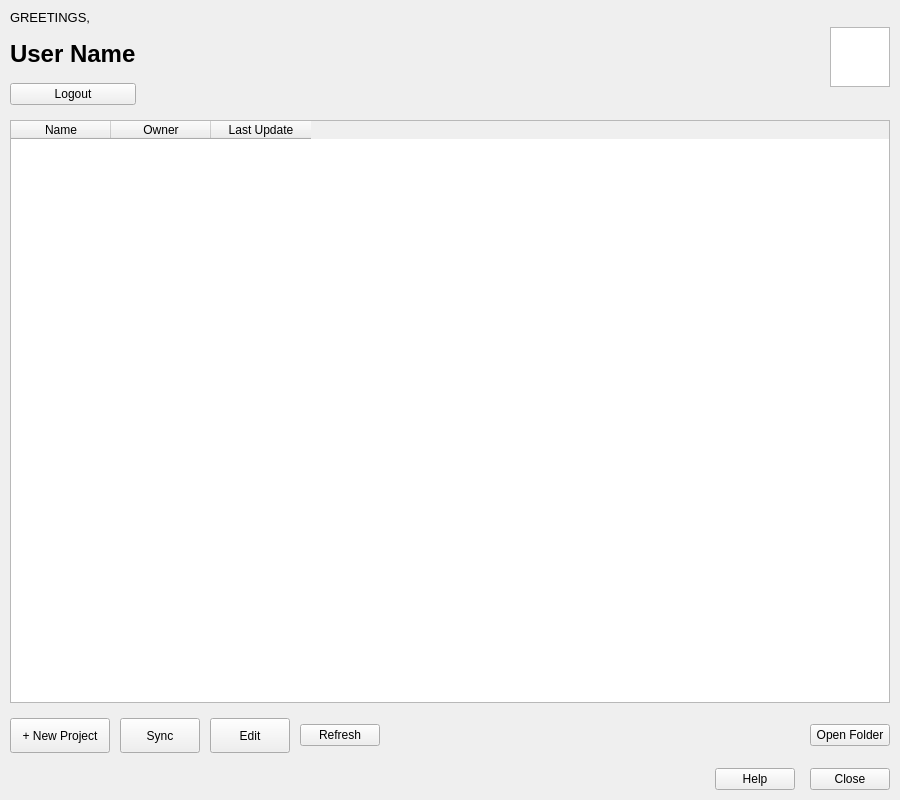
This is ui/projects_list_window.ui in joshdels/pyqgis-plugin-topmap as Qt 5 draws it before an edit. The edited form follows.
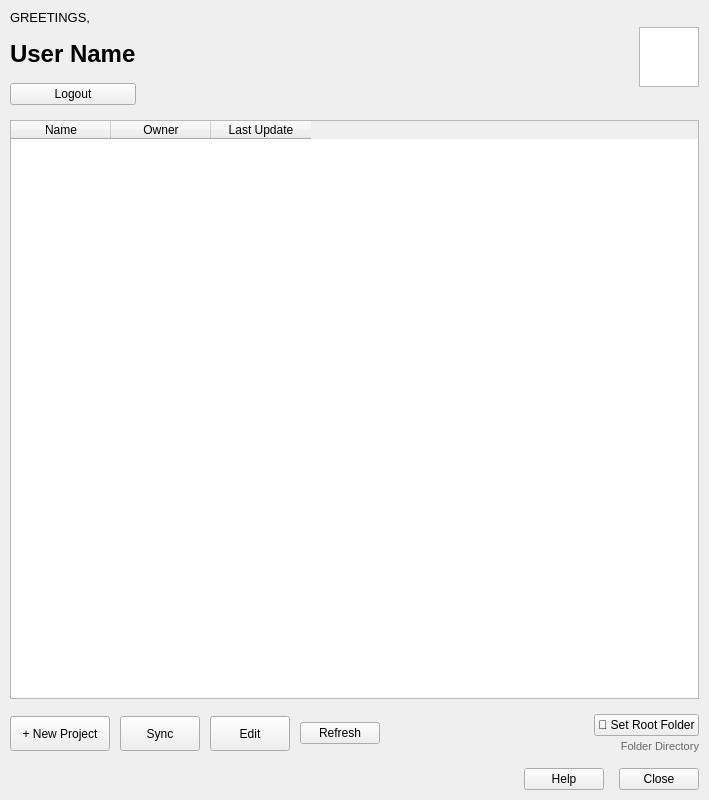
This is the edited form.

Commit message: feat: settings and folder dir, user details

The edit to the form file:
```diff
--- a/ui/projects_list_window.ui
+++ b/ui/projects_list_window.ui
@@ -6,7 +6,7 @@
    <rect>
     <x>0</x>
     <y>0</y>
-    <width>900</width>
+    <width>709</width>
     <height>800</height>
    </rect>
   </property>
@@ -187,11 +187,37 @@
        </spacer>
       </item>
       <item>
-       <widget class="QPushButton" name="folderButton">
-        <property name="text">
-         <string>Open Folder</string>
+       <layout class="QVBoxLayout" name="folderStackLayout">
+        <property name="spacing">
+         <number>4</number>
         </property>
-       </widget>
+        <item>
+         <widget class="QPushButton" name="folderButton">
+          <property name="text">
+           <string>📁 Set Root Folder</string>
+          </property>
+         </widget>
+        </item>
+        <item>
+         <widget class="QLabel" name="rootPathLabel">
+          <property name="font">
+           <font>
+            <pointsize>8</pointsize>
+            <italic>false</italic>
+           </font>
+          </property>
+          <property name="styleSheet">
+           <string>color: #666666;</string>
+          </property>
+          <property name="text">
+           <string>Folder Directory</string>
+          </property>
+          <property name="alignment">
+           <set>Qt::AlignRight|Qt::AlignTrailing|Qt::AlignVCenter</set>
+          </property>
+         </widget>
+        </item>
+       </layout>
       </item>
      </layout>
     </item>
```
The commit also changes 4 other files.
